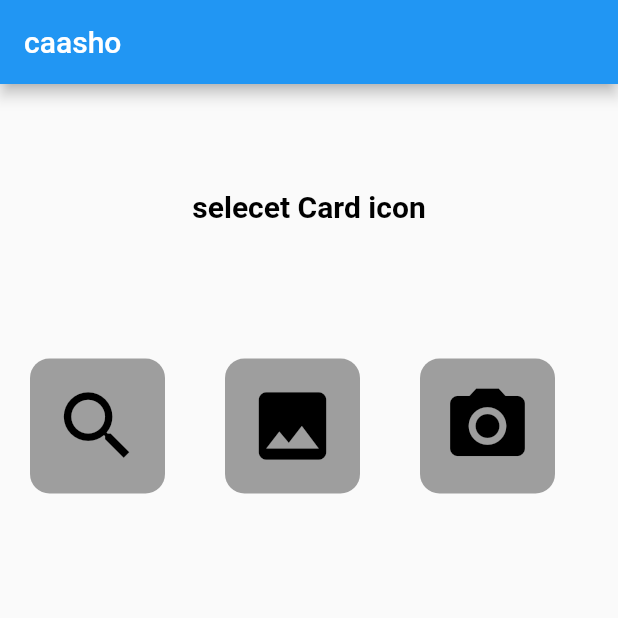
After one commit to abdifitahabdulkadir/Wallet_app, a Flutter app: the screen it shows after launch, after a tap on "Add Cards", on a phone screen of 412 x 824 dp, the top half of it. The commit adds this screen. Run offline on Flutter 3.47's test engine with Material 2 defaults, Android fonts, the phone set to English and light mode, and no system bars.

Commit message:
i do a lot thiks (#2)

```diff
--- a/wallet_app/lib/Modal/home_modal.dart
+++ b/wallet_app/lib/Modal/home_modal.dart
@@ -9,4 +9,5 @@ final getIcons = [
   DisplayRecentCards(getIcon: Icon(Icons.credit_card)),
   DisplayRecentCards(getIcon: Icon(Icons.electrical_services)),
   DisplayRecentCards(getIcon: Icon(Icons.work)),
+  DisplayRecentCards(getIcon: Icon(Icons.search)),
 ];
--- a/wallet_app/lib/main.dart
+++ b/wallet_app/lib/main.dart
@@ -13,6 +13,7 @@ class MyApp extends StatelessWidget {
   @override
   Widget build(BuildContext context) {
     return MaterialApp(
+      debugShowCheckedModeBanner: false,
       title: 'Flutter Demo',
       theme: ThemeData(
         primarySwatch: Colors.blue,
--- /dev/null
+++ b/wallet_app/lib/my_widgets/page2.dart
@@ -0,0 +1,102 @@
+import 'dart:developer';
+
+import"package:flutter/material.dart";
+
+class page2 extends StatelessWidget{
+  Widget build(BuildContext context){
+    return MaterialApp(
+
+      debugShowCheckedModeBanner: false,
+
+      home: Scaffold(
+        appBar: AppBar(
+          title: Text("caasho"),
+        ),
+        body: Column(
+
+
+          children: [
+          // padding: const EdgeInsets.symmetric(horizontal:45.0),
+          // margin: EdgeInsets.all(45.0),
+          Container(
+            padding: const EdgeInsets.symmetric(horizontal:45.0),
+            margin: EdgeInsets.all(70.0),
+            child:Text("selecet Card icon",
+
+           style:TextStyle(
+            fontSize: 20,
+            fontWeight: FontWeight.bold,
+              color: Colors.black
+              ),
+          ),
+
+          ),
+          Row(
+
+
+          children:[
+
+           Container(
+              margin: EdgeInsets.all(20.0),
+              padding:EdgeInsets.all(15.0),
+              decoration: BoxDecoration(
+              color: Colors.grey,
+             borderRadius: BorderRadius.circular(13)),
+
+
+          child:Icon(
+                Icons.search,
+                color: Colors.black,
+                size: 60.0,
+          )
+           ),
+             Container(
+             margin: EdgeInsets.all(20.0),
+             padding:EdgeInsets.all(15.0),
+             decoration: BoxDecoration(
+              color: Colors.grey,
+             borderRadius: BorderRadius.circular(13)),
+
+
+            child:Icon(
+                Icons.photo,
+                color: Colors.black,
+                size: 60.0,
+            ),
+             ),
+
+               Container(
+                  margin: EdgeInsets.all(20.0),
+            decoration: BoxDecoration(
+              color: Colors.grey,
+
+             borderRadius: BorderRadius.circular(13)),
+             padding:EdgeInsets.all(15.0),
+
+             child:Icon(
+                Icons.camera_alt,
+                color: Colors.black,
+                size: 60.0,
+
+            )
+               ),
+
+
+
+
+            ],
+          ),
+          ]
+    ),
+      ),
+    );
+
+
+
+
+  }
+
+
+
+
+  }
--- a/wallet_app/lib/my_widgets/personal_profile.dart
+++ b/wallet_app/lib/my_widgets/personal_profile.dart
@@ -1,4 +1,5 @@
 import 'package:flutter/material.dart';
+import 'package:wallet_app/my_widgets/page2.dart';
 
 // my custom imports of flies
 import '../Modal/home_modal.dart';
@@ -36,10 +37,14 @@ class PersonalProfile extends StatelessWidget {
 // for cards design
 class AddCard extends StatelessWidget {
   @override
-  Widget build(Object context) {
+  Widget build(BuildContext context) {
 
-    return GestureDetector(
-      onTap: null,
+    return InkWell(
+      onTap: (){
+        Navigator.of(context).push(MaterialPageRoute(builder: (context) {
+      return page2();
+    }));
+      },
       child: Container(
         width: 311,
         height: 63,
--- a/wallet_app/pubspec.yaml
+++ b/wallet_app/pubspec.yaml
@@ -30,11 +30,14 @@ environment:
 dependencies:
   flutter:
     sdk: flutter
+  material_design_icons_flutter: ^6.0.7096
+  # image_picker: ^0.8.3+3
 
 
   # The following adds the Cupertino Icons font to your application.
   # Use with the CupertinoIcons class for iOS style icons.
   cupertino_icons: ^1.0.2
+  # image_picker: ^0.8.4+4
 
 dev_dependencies:
   flutter_test:
```
Also changed, not shown: wallet_app/pubspec.lock.
